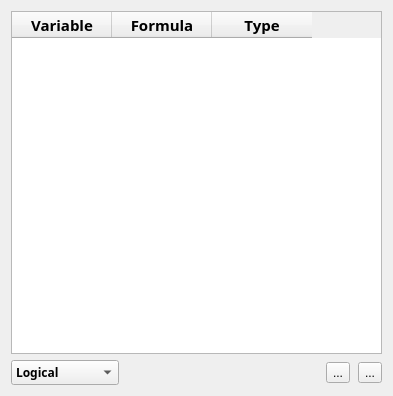
Above: BooNGui/view.ui from Franck-Delaplace/BooN before the change. Below: the same form after it.
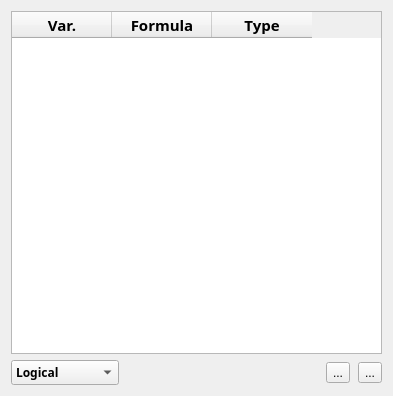
That is the form after the change. Icons and pictures are not drawn.

What changed in the file:
```diff
--- a/BooNGui/view.ui
+++ b/BooNGui/view.ui
@@ -67,7 +67,7 @@
        </attribute>
        <column>
         <property name="text">
-         <string notr="true">Variable</string>
+         <string notr="true">Var.</string>
         </property>
         <property name="font">
          <font>
```
Left out of the diff: 4 changed lines with no effect on the pictures.
